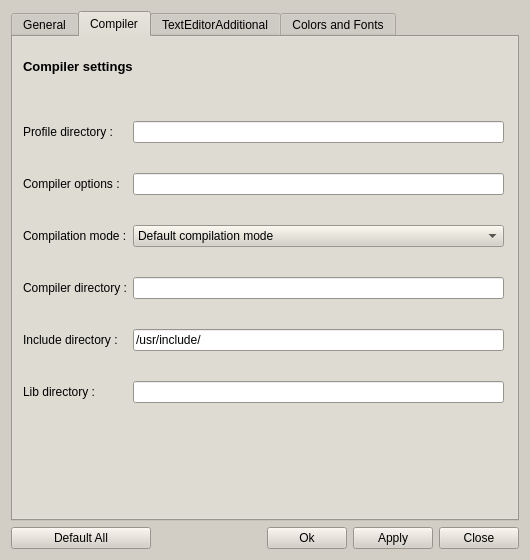
Above: trunc/src/optionsdialog.ui from PLLUG/kuzya before the change. Below: the same form after it.
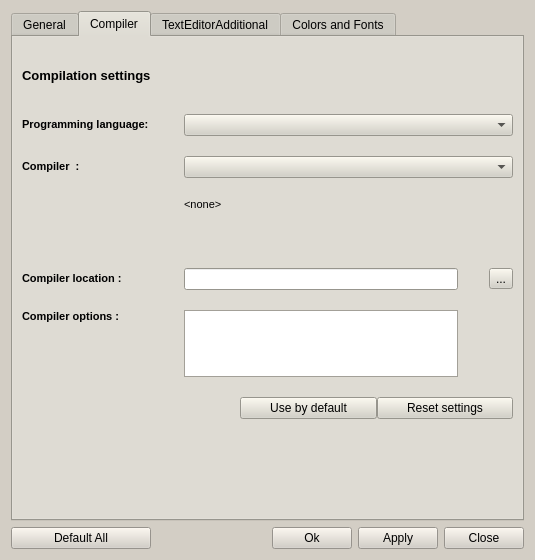
That is the form after the change. The open tabs and pages were chosen to show the change.

Commit message: 1) Fixed few issues. 2) New compilation options interface.

What changed in the file:
```diff
--- a/trunc/src/optionsdialog.ui
+++ b/trunc/src/optionsdialog.ui
@@ -9,7 +9,7 @@
    <rect>
     <x>0</x>
     <y>0</y>
-    <width>530</width>
+    <width>535</width>
     <height>560</height>
    </rect>
   </property>
@@ -1194,15 +1194,18 @@
       <attribute name="title">
        <string>Compiler</string>
       </attribute>
+      <layout class="QVBoxLayout" name="verticalLayout_2">
+       <property name="spacing">
+        <number>31</number>
+       </property>
+       <property name="topMargin">
+        <number>31</number>
+       </property>
+       <property name="bottomMargin">
+        <number>100</number>
+       </property>
+       <item>
       <widget class="QLabel" name="label_77">
-       <property name="geometry">
-        <rect>
-         <x>10</x>
-         <y>20</y>
-         <width>471</width>
-         <height>18</height>
-        </rect>
-       </property>
        <property name="font">
         <font>
          <pointsize>10</pointsize>
@@ -1211,59 +1214,29 @@
         </font>
        </property>
        <property name="text">
-        <string>Compiler settings</string>
-       </property>
-      </widget>
-      <widget class="QWidget" name="">
-       <property name="geometry">
-        <rect>
-         <x>10</x>
-         <y>60</y>
-         <width>481</width>
-         <height>331</height>
-        </rect>
-       </property>
-       <layout class="QGridLayout" name="gridLayout">
-        <item row="0" column="0">
-         <widget class="QLabel" name="label_6">
-          <property name="text">
-           <string>Profile directory :</string>
-          </property>
-         </widget>
-        </item>
-        <item row="0" column="1">
-         <widget class="QLineEdit" name="profileDirLineEdit"/>
-        </item>
-        <item row="1" column="0">
+          <string>Compilation settings</string>
+         </property>
+        </widget>
+       </item>
+       <item>
+        <layout class="QGridLayout" name="gridLayout" rowminimumheight="0,0,31,0,0,0" columnminimumwidth="131,0,0">
+         <property name="sizeConstraint">
+          <enum>QLayout::SetFixedSize</enum>
+         </property>
+         <property name="verticalSpacing">
+          <number>20</number>
+         </property>
+         <item row="4" column="0">
          <widget class="QLabel" name="label_7">
           <property name="text">
-           <string>Compiler options :</string>
-          </property>
-         </widget>
-        </item>
-        <item row="1" column="1">
-         <widget class="QLineEdit" name="compilerOptionsLineEdit"/>
-        </item>
-        <item row="2" column="0">
-         <widget class="QLabel" name="label_8">
-          <property name="text">
-           <string>Compilation mode :</string>
-          </property>
-         </widget>
-        </item>
-        <item row="2" column="1">
-         <widget class="QComboBox" name="comboBox">
-          <item>
-           <property name="text">
-            <string>Default compilation mode</string>
-           </property>
-          </item>
-         </widget>
-        </item>
-        <item row="3" column="0">
-         <widget class="QLabel" name="label_9">
-          <property name="text">
-           <string>Compiler directory :</string>
+            <string>&lt;!DOCTYPE HTML PUBLIC &quot;-//W3C//DTD HTML 4.0//EN&quot; &quot;http://www.w3.org/TR/REC-html40/strict.dtd&quot;&gt;
+&lt;html&gt;&lt;head&gt;&lt;meta name=&quot;qrichtext&quot; content=&quot;1&quot; /&gt;&lt;style type=&quot;text/css&quot;&gt;
+p, li { white-space: pre-wrap; }
+&lt;/style&gt;&lt;/head&gt;&lt;body style=&quot; font-family:'MS Shell Dlg 2'; font-size:8.25pt; font-weight:400; font-style:normal;&quot;&gt;
+&lt;p style=&quot; margin-top:0px; margin-bottom:0px; margin-left:0px; margin-right:0px; -qt-block-indent:0; text-indent:0px;&quot;&gt;&lt;span style=&quot; font-size:8pt; font-weight:600;&quot;&gt;Compiler options :&lt;/span&gt;&lt;/p&gt;&lt;/body&gt;&lt;/html&gt;</string>
+           </property>
+           <property name="alignment">
+            <set>Qt::AlignLeading|Qt::AlignLeft|Qt::AlignTop</set>
           </property>
          </widget>
         </item>
@@ -1274,42 +1247,140 @@
           </property>
          </widget>
         </item>
-        <item row="4" column="0">
-         <widget class="QLabel" name="label_10">
+         <item row="3" column="2">
+          <widget class="QToolButton" name="browseButton">
           <property name="text">
-           <string>Include directory :</string>
+            <string>...</string>
+           </property>
+          </widget>
+         </item>
+         <item row="1" column="1" colspan="2">
+          <widget class="QComboBox" name="compilerComboBox"/>
+         </item>
+         <item row="0" column="1" colspan="2">
+          <widget class="QComboBox" name="languageComboBox"/>
+         </item>
+         <item row="5" column="0" colspan="3">
+          <layout class="QHBoxLayout" name="horizontalLayout">
+           <item>
+            <spacer name="horizontalSpacer_2">
+             <property name="orientation">
+              <enum>Qt::Horizontal</enum>
+             </property>
+             <property name="sizeHint" stdset="0">
+              <size>
+               <width>218</width>
+               <height>20</height>
+              </size>
+             </property>
+            </spacer>
+           </item>
+           <item>
+            <widget class="QPushButton" name="defaultUsePushButton">
+             <property name="sizePolicy">
+              <sizepolicy hsizetype="Minimum" vsizetype="Fixed">
+               <horstretch>1</horstretch>
+               <verstretch>0</verstretch>
+              </sizepolicy>
+             </property>
+             <property name="text">
+              <string>Use by default</string>
+             </property>
+            </widget>
+           </item>
+           <item>
+            <widget class="QPushButton" name="compilerResetPushButton">
+             <property name="sizePolicy">
+              <sizepolicy hsizetype="Minimum" vsizetype="Fixed">
+               <horstretch>1</horstretch>
+               <verstretch>0</verstretch>
+              </sizepolicy>
+             </property>
+             <property name="text">
+              <string>Reset settings</string>
+             </property>
+            </widget>
+           </item>
+          </layout>
+         </item>
+         <item row="3" column="0">
+          <widget class="QLabel" name="label_9">
+           <property name="text">
+            <string>&lt;!DOCTYPE HTML PUBLIC &quot;-//W3C//DTD HTML 4.0//EN&quot; &quot;http://www.w3.org/TR/REC-html40/strict.dtd&quot;&gt;
+&lt;html&gt;&lt;head&gt;&lt;meta name=&quot;qrichtext&quot; content=&quot;1&quot; /&gt;&lt;style type=&quot;text/css&quot;&gt;
+p, li { white-space: pre-wrap; }
+&lt;/style&gt;&lt;/head&gt;&lt;body style=&quot; font-family:'MS Shell Dlg 2'; font-size:8.25pt; font-weight:400; font-style:normal;&quot;&gt;
+&lt;p style=&quot; margin-top:0px; margin-bottom:0px; margin-left:0px; margin-right:0px; -qt-block-indent:0; text-indent:0px;&quot;&gt;&lt;span style=&quot; font-size:8pt; font-weight:600;&quot;&gt;Compiler location :&lt;/span&gt;&lt;/p&gt;&lt;/body&gt;&lt;/html&gt;</string>
+           </property>
+          </widget>
+         </item>
+         <item row="2" column="1">
+          <widget class="QLabel" name="compilerInfo">
+           <property name="minimumSize">
+            <size>
+             <width>320</width>
+             <height>50</height>
+            </size>
+           </property>
+           <property name="maximumSize">
+            <size>
+             <width>320</width>
+             <height>50</height>
+            </size>
+           </property>
+           <property name="text">
+            <string>&lt;!DOCTYPE HTML PUBLIC &quot;-//W3C//DTD HTML 4.0//EN&quot; &quot;http://www.w3.org/TR/REC-html40/strict.dtd&quot;&gt;
+&lt;html&gt;&lt;head&gt;&lt;meta name=&quot;qrichtext&quot; content=&quot;1&quot; /&gt;&lt;style type=&quot;text/css&quot;&gt;
+p, li { white-space: pre-wrap; }
+&lt;/style&gt;&lt;/head&gt;&lt;body style=&quot; font-family:'MS Shell Dlg 2'; font-size:8.25pt; font-weight:400; font-style:normal;&quot;&gt;
+&lt;p style=&quot; margin-top:0px; margin-bottom:0px; margin-left:0px; margin-right:0px; -qt-block-indent:0; text-indent:0px;&quot;&gt;&lt;span style=&quot; font-size:8pt;&quot;&gt;&amp;lt;none&amp;gt;&lt;/span&gt;&lt;/p&gt;&lt;/body&gt;&lt;/html&gt;</string>
+           </property>
+           <property name="alignment">
+            <set>Qt::AlignLeading|Qt::AlignLeft|Qt::AlignTop</set>
           </property>
          </widget>
         </item>
         <item row="4" column="1">
-         <widget class="QLineEdit" name="includeDirLineEdit">
-          <property name="enabled">
+          <widget class="QPlainTextEdit" name="compilerOptionsEdit">
+           <property name="horizontalScrollBarPolicy">
+            <enum>Qt::ScrollBarAlwaysOff</enum>
+           </property>
+           <property name="documentTitle">
+            <string notr="true"/>
+           </property>
+           <property name="undoRedoEnabled">
            <bool>true</bool>
           </property>
-          <property name="text">
-           <string>/usr/include/</string>
+           <property name="plainText">
+            <string notr="true"/>
           </property>
          </widget>
         </item>
-        <item row="5" column="0">
-         <widget class="QLabel" name="label_11">
+         <item row="0" column="0">
+          <widget class="QLabel" name="label_10">
           <property name="text">
-           <string>Lib directory :</string>
+            <string>&lt;!DOCTYPE HTML PUBLIC &quot;-//W3C//DTD HTML 4.0//EN&quot; &quot;http://www.w3.org/TR/REC-html40/strict.dtd&quot;&gt;
+&lt;html&gt;&lt;head&gt;&lt;meta name=&quot;qrichtext&quot; content=&quot;1&quot; /&gt;&lt;style type=&quot;text/css&quot;&gt;
+p, li { white-space: pre-wrap; }
+&lt;/style&gt;&lt;/head&gt;&lt;body style=&quot; font-family:'MS Shell Dlg 2'; font-size:8.25pt; font-weight:400; font-style:normal;&quot;&gt;
+&lt;p style=&quot; margin-top:0px; margin-bottom:0px; margin-left:0px; margin-right:0px; -qt-block-indent:0; text-indent:0px;&quot;&gt;&lt;span style=&quot; font-size:8pt; font-weight:600;&quot;&gt;Programming language:&lt;/span&gt;&lt;/p&gt;&lt;/body&gt;&lt;/html&gt;</string>
           </property>
          </widget>
         </item>
-        <item row="5" column="1">
-         <widget class="QLineEdit" name="libDirLineEdit">
-          <property name="enabled">
-           <bool>true</bool>
-          </property>
-          <property name="frame">
-           <bool>true</bool>
-          </property>
+         <item row="1" column="0">
+          <widget class="QLabel" name="label_20">
+           <property name="text">
+            <string>&lt;!DOCTYPE HTML PUBLIC &quot;-//W3C//DTD HTML 4.0//EN&quot; &quot;http://www.w3.org/TR/REC-html40/strict.dtd&quot;&gt;
+&lt;html&gt;&lt;head&gt;&lt;meta name=&quot;qrichtext&quot; content=&quot;1&quot; /&gt;&lt;style type=&quot;text/css&quot;&gt;
+p, li { white-space: pre-wrap; }
+&lt;/style&gt;&lt;/head&gt;&lt;body style=&quot; font-family:'MS Shell Dlg 2'; font-size:8.25pt; font-weight:400; font-style:normal;&quot;&gt;
+&lt;p style=&quot; margin-top:0px; margin-bottom:0px; margin-left:0px; margin-right:0px; -qt-block-indent:0; text-indent:0px;&quot;&gt;&lt;span style=&quot; font-size:8pt; font-weight:600;&quot;&gt;Compiler  :&lt;/span&gt;&lt;/p&gt;&lt;/body&gt;&lt;/html&gt;</string>
+           </property>
          </widget>
         </item>
        </layout>
-      </widget>
+       </item>
+      </layout>
      </widget>
      <widget class="QWidget" name="tabEditorOpt">
       <attribute name="title">
```
Left out of the diff: 2 changed lines with no effect on the pictures. Lines whose indentation alone changed are shown as unchanged. The commit also changes 10 other files.
